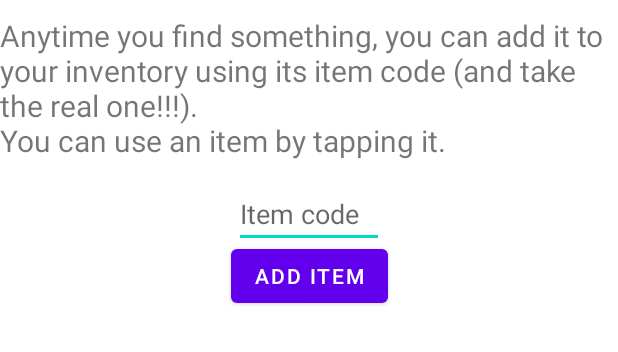
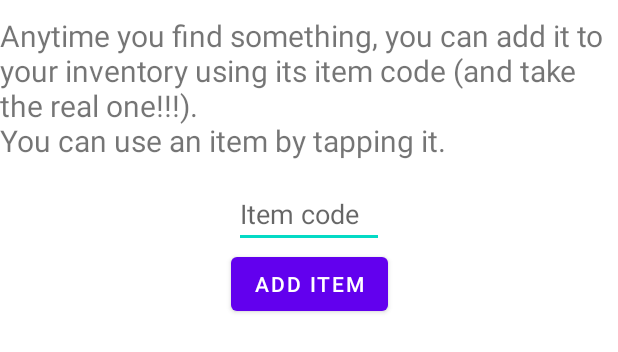
Before and after one commit to xbacinsk/LBDRolePlayingGame, an Android app: the layout fragment_inventory.xml on its own in the app's theme, with its tools: preview values and no code run, on a phone screen of 412 x 824 dp. Shown: the top 352 px of the screen. Run offline under Robolectric (Android 15) with nearby library versions, the phone set to English and light mode, and no system bars.

Commit message:
Added keeping items in inventory

```diff
--- a/app/src/main/res/layout/fragment_inventory.xml
+++ b/app/src/main/res/layout/fragment_inventory.xml
@@ -32,11 +32,11 @@
         />
 
     <Button
+        android:id="@+id/buttonAddItem"
         android:layout_width="wrap_content"
         android:layout_height="wrap_content"
         android:text="Add item"
-        app:layout_constraintTop_toTopOf="parent"
-        android:layout_marginTop="160dp"
+        app:layout_constraintTop_toBottomOf="@id/addItemTextField"
         app:layout_constraintLeft_toLeftOf="parent"
         app:layout_constraintRight_toRightOf="parent"
         android:onClick="addItemToInventory"
@@ -47,10 +47,10 @@
         android:layout_width="100dp"
         android:layout_height="0dp"
         app:layout_constraintLeft_toLeftOf="parent"
-        android:layout_marginLeft="70dp"
-        app:layout_constraintTop_toTopOf="parent"
-        android:layout_marginTop="180dp"
-        android:src="@drawable/item_handle"
+        app:layout_constraintRight_toLeftOf="@id/keyLBD"
+        app:layout_constraintTop_toBottomOf="@id/buttonAddItem"
+        app:layout_constraintBottom_toTopOf="@id/keyKK"
+        android:src="@drawable/item_key_mmm"
         android:onClick="useKeyMMM"
         android:visibility="invisible"
         />
@@ -58,11 +58,11 @@
         android:id="@+id/keyLBD"
         android:layout_width="100dp"
         android:layout_height="0dp"
-        app:layout_constraintLeft_toLeftOf="parent"
-        android:layout_marginLeft="70dp"
-        app:layout_constraintTop_toTopOf="parent"
-        android:layout_marginTop="180dp"
-        android:src="@drawable/item_handle"
+        app:layout_constraintLeft_toRightOf="@id/keyMMM"
+        app:layout_constraintRight_toRightOf="parent"
+        app:layout_constraintTop_toBottomOf="@id/buttonAddItem"
+        app:layout_constraintBottom_toTopOf="@id/keyMM"
+        android:src="@drawable/item_key_lbd"
         android:onClick="useKeyLBD"
         android:visibility="invisible"
         />
@@ -71,9 +71,9 @@
         android:layout_width="100dp"
         android:layout_height="0dp"
         app:layout_constraintLeft_toLeftOf="parent"
-        android:layout_marginLeft="70dp"
-        app:layout_constraintTop_toTopOf="parent"
-        android:layout_marginTop="180dp"
+        app:layout_constraintRight_toLeftOf="@id/keyMM"
+        app:layout_constraintTop_toBottomOf="@id/keyMMM"
+        app:layout_constraintBottom_toTopOf="@id/keyMKA"
         android:src="@drawable/item_handle"
         android:onClick="useKeyKK"
         android:visibility="invisible"
@@ -82,11 +82,11 @@
         android:id="@+id/keyMM"
         android:layout_width="100dp"
         android:layout_height="0dp"
-        app:layout_constraintLeft_toLeftOf="parent"
-        android:layout_marginLeft="70dp"
-        app:layout_constraintTop_toTopOf="parent"
-        android:layout_marginTop="180dp"
-        android:src="@drawable/item_handle"
+        app:layout_constraintLeft_toRightOf="@id/keyKK"
+        app:layout_constraintRight_toRightOf="parent"
+        app:layout_constraintTop_toBottomOf="@id/keyLBD"
+        app:layout_constraintBottom_toTopOf="@id/keyJK"
+        android:src="@drawable/item_key_mm"
         android:onClick="useKeyMM"
         android:visibility="invisible"
         />
@@ -95,10 +95,10 @@
         android:layout_width="100dp"
         android:layout_height="0dp"
         app:layout_constraintLeft_toLeftOf="parent"
-        android:layout_marginLeft="70dp"
-        app:layout_constraintTop_toTopOf="parent"
-        android:layout_marginTop="180dp"
-        android:src="@drawable/item_handle"
+        app:layout_constraintRight_toLeftOf="@id/keyJK"
+        app:layout_constraintTop_toBottomOf="@id/keyKK"
+        app:layout_constraintBottom_toBottomOf="parent"
+        android:src="@drawable/item_key_mka"
         android:onClick="useKeyMKA"
         android:visibility="invisible"
         />
@@ -106,11 +106,11 @@
         android:id="@+id/keyJK"
         android:layout_width="100dp"
         android:layout_height="0dp"
-        app:layout_constraintLeft_toLeftOf="parent"
-        android:layout_marginLeft="70dp"
-        app:layout_constraintTop_toTopOf="parent"
-        android:layout_marginTop="180dp"
-        android:src="@drawable/item_handle"
+        app:layout_constraintLeft_toRightOf="@id/keyMKA"
+        app:layout_constraintRight_toRightOf="parent"
+        app:layout_constraintTop_toBottomOf="@id/keyMM"
+        app:layout_constraintBottom_toBottomOf="parent"
+        android:src="@drawable/item_key_jk"
         android:onClick="useKeyJK"
         android:visibility="invisible"
         />
```
Also changed, not shown: app/src/main/java/com/lba/myapplication01/InventoryFragment.java (+46 -12 lines), app/src/main/java/com/lba/myapplication01/StoryPage10.java (+55 -16 lines).
